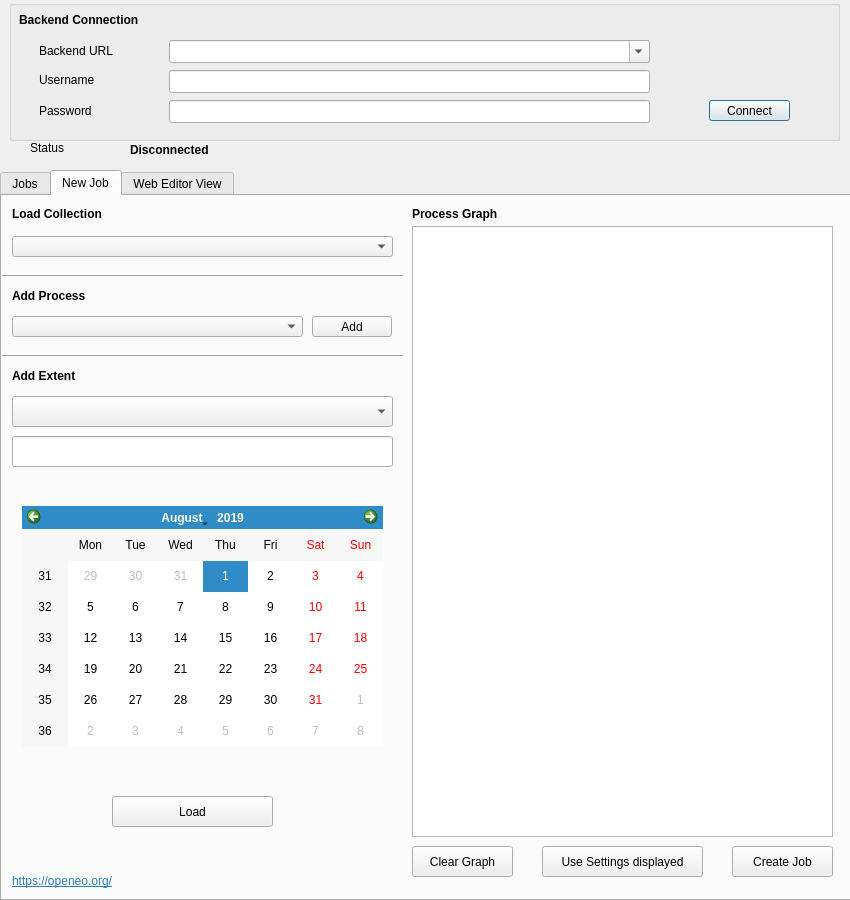
This is openeo_connector_dialog_base.ui in Open-EO/openeo-qgis-plugin as Qt 5 draws it before an edit. The edited form follows.
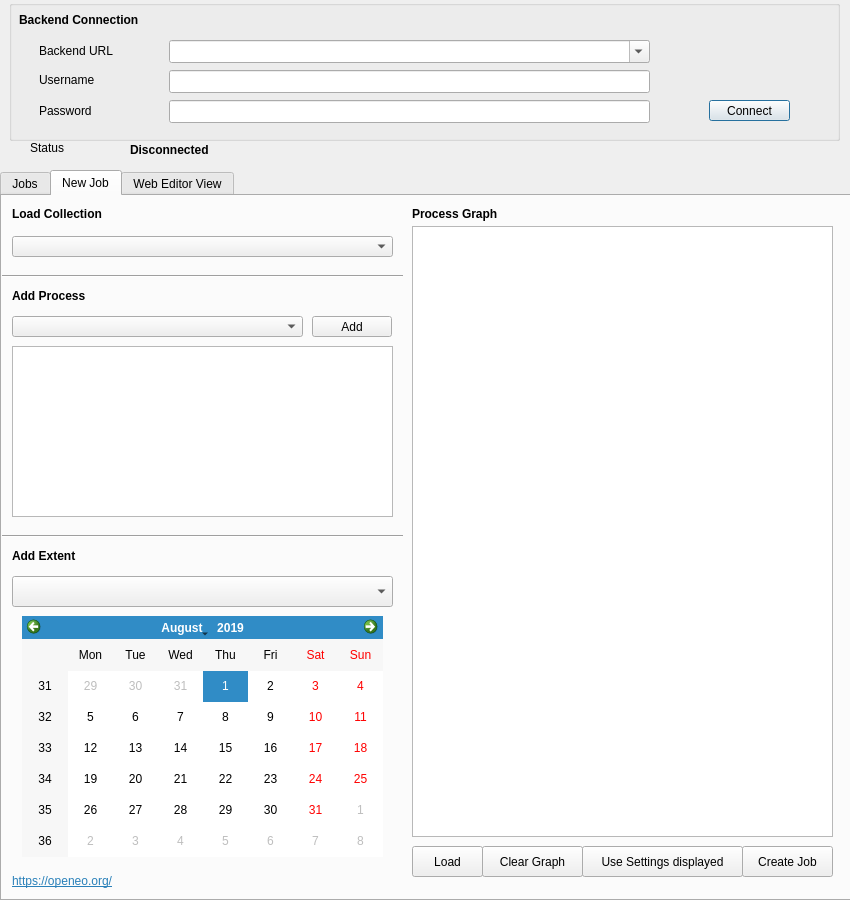
This is the edited form. Icons and pictures are not drawn.

What changed in the file:
```diff
--- a/openeo_connector_dialog_base.ui
+++ b/openeo_connector_dialog_base.ui
@@ -238,9 +238,9 @@
     <widget class="QPushButton" name="sendButton">
      <property name="geometry">
       <rect>
-       <x>730</x>
+       <x>740</x>
        <y>650</y>
-       <width>101</width>
+       <width>91</width>
        <height>31</height>
       </rect>
      </property>
@@ -313,7 +313,7 @@
     <widget class="QPushButton" name="clearButton">
      <property name="geometry">
       <rect>
-       <x>410</x>
+       <x>480</x>
        <y>650</y>
        <width>101</width>
        <height>31</height>
@@ -362,9 +362,9 @@
     <widget class="QPushButton" name="loadButton">
      <property name="geometry">
       <rect>
-       <x>110</x>
-       <y>600</y>
-       <width>161</width>
+       <x>410</x>
+       <y>650</y>
+       <width>71</width>
        <height>31</height>
       </rect>
      </property>
@@ -389,7 +389,7 @@
      <property name="geometry">
       <rect>
        <x>0</x>
-       <y>150</y>
+       <y>330</y>
        <width>401</width>
        <height>20</height>
       </rect>
@@ -402,7 +402,7 @@
      <property name="geometry">
       <rect>
        <x>10</x>
-       <y>170</y>
+       <y>350</y>
        <width>101</width>
        <height>20</height>
       </rect>
@@ -418,7 +418,7 @@
      <property name="geometry">
       <rect>
        <x>10</x>
-       <y>200</y>
+       <y>380</y>
        <width>381</width>
        <height>31</height>
       </rect>
@@ -431,7 +431,7 @@
      <property name="geometry">
       <rect>
        <x>20</x>
-       <y>310</y>
+       <y>420</y>
        <width>361</width>
        <height>241</height>
       </rect>
@@ -468,26 +468,10 @@
       <bool>true</bool>
      </property>
     </widget>
-    <widget class="QLineEdit" name="DisplaySpatialEx">
-     <property name="geometry">
-      <rect>
-       <x>10</x>
-       <y>240</y>
-       <width>381</width>
-       <height>31</height>
-      </rect>
-     </property>
-     <property name="maximumSize">
-      <size>
-       <width>16777215</width>
-       <height>16777215</height>
-      </size>
-     </property>
-    </widget>
     <widget class="QPushButton" name="takeSettings">
      <property name="geometry">
       <rect>
-       <x>540</x>
+       <x>580</x>
        <y>650</y>
        <width>161</width>
        <height>31</height>
@@ -497,6 +481,16 @@
       <string>Use Settings displayed</string>
      </property>
     </widget>
+    <widget class="QTableWidget" name="processTableWidget">
+     <property name="geometry">
+      <rect>
+       <x>10</x>
+       <y>150</y>
+       <width>381</width>
+       <height>171</height>
+      </rect>
+     </property>
+    </widget>
    </widget>
    <widget class="QWidget" name="tab_2">
     <attribute name="title">
```
